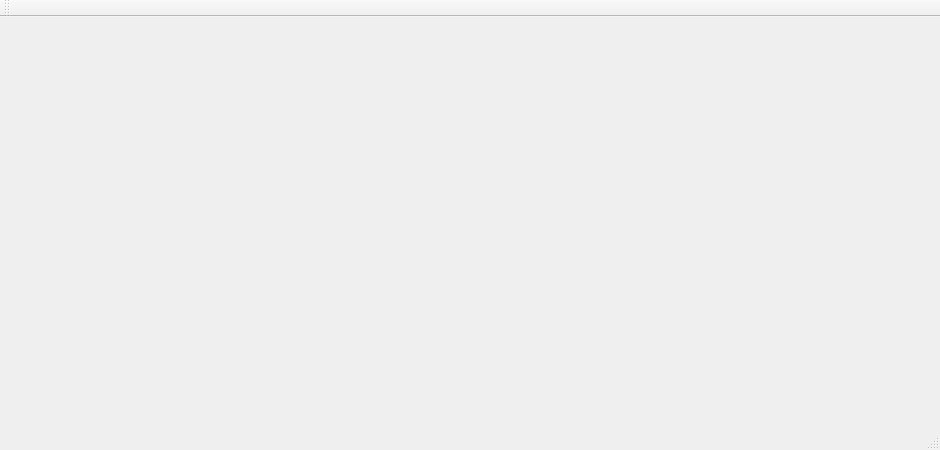
Qt form SerialGUI/mainwindow.ui (kamfor/SerialReceiver) before a commit.
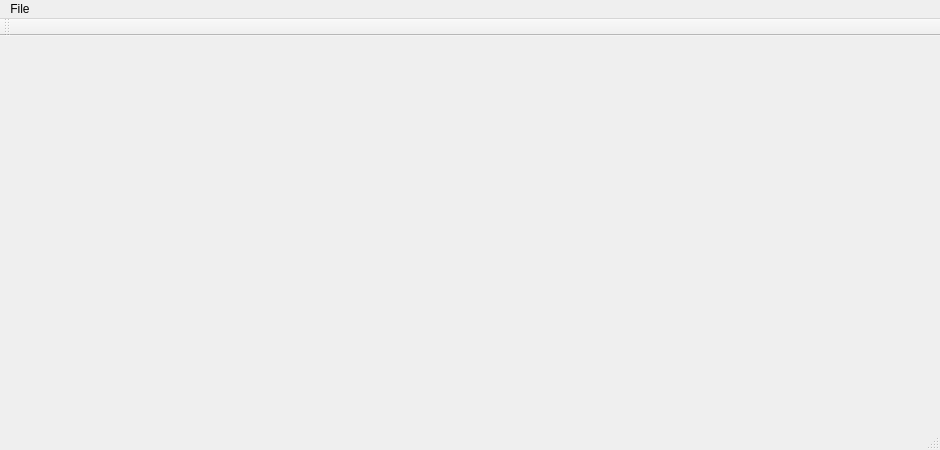
The same form after that commit.

The edit to the form file:
```diff
--- a/SerialGUI/mainwindow.ui
+++ b/SerialGUI/mainwindow.ui
@@ -22,9 +22,18 @@
      <x>0</x>
      <y>0</y>
      <width>940</width>
-     <height>27</height>
+     <height>25</height>
     </rect>
    </property>
+   <widget class="QMenu" name="menuFile">
+    <property name="title">
+     <string>File</string>
+    </property>
+    <addaction name="actionSave"/>
+    <addaction name="actionExit"/>
+    <addaction name="actionAbout"/>
+   </widget>
+   <addaction name="menuFile"/>
   </widget>
   <widget class="QToolBar" name="mainToolBar">
    <attribute name="toolBarArea">
```
Left out of the diff: 15 changed lines with no effect on the pictures.
